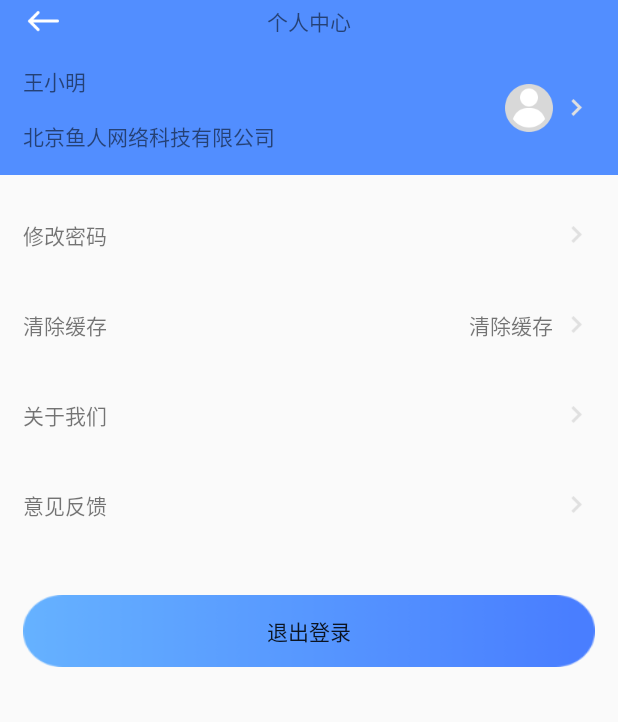
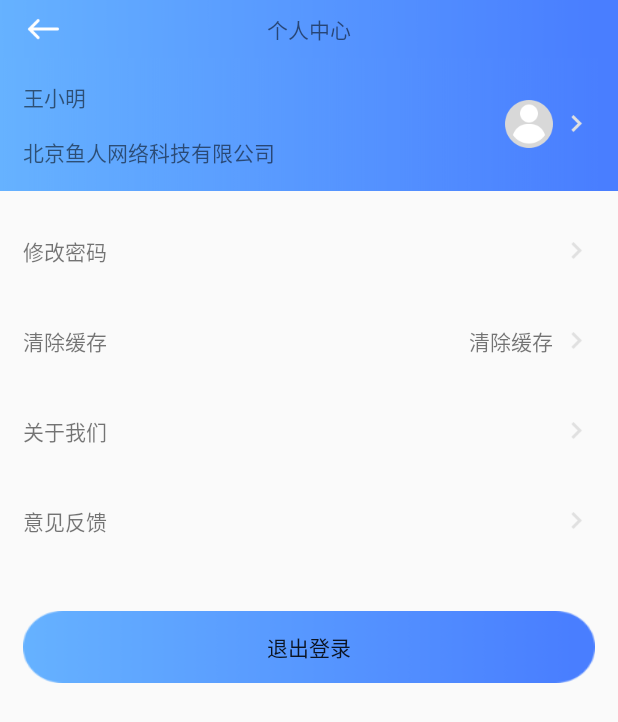
Before and after one commit to eagle913/SDWans, an Android app: the PersonalActivity screen opened directly, with no data from a screen before it, on a phone screen of 412 x 824 dp. Shown: the top 722 px of the screen. Run offline under Robolectric (Android 15) with nearby library versions, the phone set to English and light mode, and no system bars.

Commit message:
modify
修改相关界面

```diff
--- /dev/null
+++ b/app/src/main/java/com/eagle/sdwan/BaseTitleActivity.java
@@ -0,0 +1,26 @@
+package com.eagle.sdwan;
+
+import android.view.View;
+import android.widget.TextView;
+
+public abstract class BaseTitleActivity extends BaseActivity {
+
+    @Override
+    public void setContentView(int layoutResID) {
+        super.setContentView(layoutResID);
+        findViewById(R.id.imgBack).setOnClickListener(new View.OnClickListener() {
+            @Override
+            public void onClick(View view) {
+                onBarLeftClick();
+            }
+        });
+    }
+
+    protected void onBarLeftClick() {
+        finish();
+    }
+
+    protected void setTitle(String title){
+        ((TextView)findViewById(R.id.txtTitle)).setText(title);
+    }
+}
--- a/app/src/main/java/com/eagle/sdwan/EditActivity.java
+++ b/app/src/main/java/com/eagle/sdwan/EditActivity.java
@@ -1,9 +1,8 @@
 package com.eagle.sdwan;
 
-import android.support.v7.app.AppCompatActivity;
 import android.os.Bundle;
 
-public class EditActivity extends AppCompatActivity {
+public class EditActivity extends BaseTitleActivity {
 
     @Override
     protected void onCreate(Bundle savedInstanceState) {
--- a/app/src/main/java/com/eagle/sdwan/LogListActivity.java
+++ b/app/src/main/java/com/eagle/sdwan/LogListActivity.java
@@ -2,7 +2,7 @@ package com.eagle.sdwan;
 
 import android.os.Bundle;
 
-public class LogListActivity extends BaseActivity {
+public class LogListActivity extends BaseTitleActivity {
 
     @Override
     protected void onCreate(Bundle savedInstanceState) {
--- a/app/src/main/java/com/eagle/sdwan/LogReportActivity.java
+++ b/app/src/main/java/com/eagle/sdwan/LogReportActivity.java
@@ -2,7 +2,7 @@ package com.eagle.sdwan;
 
 import android.os.Bundle;
 
-public class LogReportActivity extends BaseActivity {
+public class LogReportActivity extends BaseTitleActivity {
 
     @Override
     protected void onCreate(Bundle savedInstanceState) {
--- a/app/src/main/java/com/eagle/sdwan/PersonalActivity.java
+++ b/app/src/main/java/com/eagle/sdwan/PersonalActivity.java
@@ -1,12 +1,55 @@
 package com.eagle.sdwan;
 
+import android.content.Intent;
 import android.os.Bundle;
+import android.view.View;
+import android.widget.ImageView;
+import android.widget.TextView;
 
-public class PersonalActivity extends BaseActivity {
+public class PersonalActivity extends BaseTitleActivity implements View.OnClickListener{
+
+    private TextView txtCompany;
+    private TextView txtName;
+    private ImageView imgHead;
+    private TextView txtCache;
 
     @Override
     protected void onCreate(Bundle savedInstanceState) {
         super.onCreate(savedInstanceState);
         setContentView(R.layout.activity_personal);
+        setTitle(getString(R.string.personal_text));
+        txtCache = findViewById(R.id.txtCache);
+        txtCompany = findViewById(R.id.txtCompany);
+        txtName = findViewById(R.id.txtName);
+        imgHead = findViewById(R.id.imgHeader);
+        imgHead.setOnClickListener(this);
+        findViewById(R.id.imgEdit).setOnClickListener(this);
+        findViewById(R.id.linPwd).setOnClickListener(this);
+        findViewById(R.id.linClean).setOnClickListener(this);
+        findViewById(R.id.linAbout).setOnClickListener(this);
+        findViewById(R.id.linIdea).setOnClickListener(this);
+        findViewById(R.id.btnExit).setOnClickListener(this);
+    }
+
+    @Override
+    public void onClick(View view) {
+        switch (view.getId()) {
+            case R.id.imgHeader:
+            case R.id.imgEdit:
+                startActivity(new Intent(PersonalActivity.this, EditActivity.class));
+                break;
+            case R.id.linPwd:
+                break;
+            case R.id.linClean:
+                break;
+            case R.id.linAbout:
+                break;
+            case R.id.linIdea:
+                startActivity(new Intent(PersonalActivity.this, LogReportActivity.class));
+                break;
+            case R.id.btnExit:
+                break;
+        }
+
     }
 }
--- a/app/src/main/java/com/eagle/sdwan/SettingActivity.java
+++ b/app/src/main/java/com/eagle/sdwan/SettingActivity.java
@@ -2,7 +2,7 @@ package com.eagle.sdwan;
 
 import android.os.Bundle;
 
-public class SettingActivity extends BaseActivity {
+public class SettingActivity extends BaseTitleActivity {
 
     @Override
     protected void onCreate(Bundle savedInstanceState) {
--- a/app/src/main/java/com/eagle/sdwan/TrafficActivity.java
+++ b/app/src/main/java/com/eagle/sdwan/TrafficActivity.java
@@ -2,7 +2,7 @@ package com.eagle.sdwan;
 
 import android.os.Bundle;
 
-public class TrafficActivity extends BaseActivity {
+public class TrafficActivity extends BaseTitleActivity {
 
     @Override
     protected void onCreate(Bundle savedInstanceState) {
--- a/app/src/main/res/layout/activity_personal.xml
+++ b/app/src/main/res/layout/activity_personal.xml
@@ -6,21 +6,21 @@
     android:orientation="vertical"
     tools:context=".PersonalActivity">
 
-    <include layout="@layout/header_layout"/>
+    <include layout="@layout/header_layout" />
 
     <LinearLayout
-        android:padding="15dp"
-        android:background="@color/sd_bulue"
         android:layout_width="match_parent"
         android:layout_height="wrap_content"
         android:layout_below="@+id/relBar"
+        android:background="@drawable/top_blue"
         android:gravity="center_vertical"
-        android:orientation="horizontal">
+        android:orientation="horizontal"
+        android:padding="15dp">
 
         <LinearLayout
             android:layout_width="wrap_content"
+            android:layout_height="wrap_content"
             android:layout_weight="1"
-            android:layout_height="wrap_content"
             android:orientation="vertical">
 
             <TextView
@@ -30,10 +30,10 @@
                 android:text="王小明" />
 
             <TextView
-                android:layout_marginTop="15dp"
                 android:id="@+id/txtCompany"
                 android:layout_width="wrap_content"
                 android:layout_height="wrap_content"
+                android:layout_marginTop="15dp"
                 android:text="北京鱼人网络科技有限公司" />
 
         </LinearLayout>
@@ -56,9 +56,9 @@
     <LinearLayout
         android:layout_width="match_parent"
         android:layout_height="wrap_content"
-        android:layout_marginTop="10dp"
         android:layout_marginLeft="15dp"
         android:layout_marginRight="15dp"
+        android:layout_marginTop="10dp"
         android:orientation="vertical">
 
         <LinearLayout
@@ -148,13 +148,13 @@
     </LinearLayout>
 
     <Button
-        android:layout_marginLeft="15dp"
-        android:layout_marginRight="15dp"
         android:id="@+id/btnExit"
         android:layout_width="match_parent"
         android:layout_height="wrap_content"
+        android:layout_marginLeft="15dp"
+        android:layout_marginRight="15dp"
+        android:layout_marginTop="30dp"
         android:background="@mipmap/sd_btn_blue"
-        android:layout_marginTop="30dp"
         android:text="@string/personal_exit" />
 
 </LinearLayout>
--- a/app/src/main/res/layout/activity_setting.xml
+++ b/app/src/main/res/layout/activity_setting.xml
@@ -1,14 +1,13 @@
 <?xml version="1.0" encoding="utf-8"?>
 <LinearLayout xmlns:android="http://schemas.android.com/apk/res/android"
-    xmlns:app="http://schemas.android.com/apk/res-auto"
     xmlns:tools="http://schemas.android.com/tools"
     android:layout_width="match_parent"
     android:layout_height="match_parent"
     android:orientation="vertical"
     tools:context=".SettingActivity">
     <include layout="@layout/header_layout" android:id="@+id/inc_header"/>
-    <include layout="@layout/activity_setting_item_layout" android:id="@+id/inc_priip" app:layout_constraintTop_toBottomOf="@id/inc_header"/>
-    <include layout="@layout/activity_setting_item_layout" android:id="@+id/inc_pubip" app:layout_constraintTop_toBottomOf="@id/inc_priip"/>
+    <include layout="@layout/activity_setting_item_layout" android:id="@+id/inc_priip" />
+    <include layout="@layout/activity_setting_item_layout" android:id="@+id/inc_pubip" />
 
    <android.support.v7.widget.RecyclerView android:layout_width="match_parent" android:layout_height="wrap_content" android:id="@+id/listCenter" android:layout_marginTop="10dp"/>
 
--- a/app/src/main/res/layout/header_layout.xml
+++ b/app/src/main/res/layout/header_layout.xml
@@ -1,31 +1,32 @@
 <?xml version="1.0" encoding="utf-8"?>
-    <RelativeLayout xmlns:android="http://schemas.android.com/apk/res/android"
-        android:id="@+id/relTitle"
-        android:layout_width="match_parent"
-        android:layout_height="wrap_content"
-        android:background="@color/sd_bulue">
+<RelativeLayout xmlns:android="http://schemas.android.com/apk/res/android"
+    android:id="@+id/relTitle"
+    android:layout_width="match_parent"
+    android:layout_height="wrap_content"
+    android:fitsSystemWindows="true"
+    android:background="@mipmap/sd_top_bg">
 
-    <FrameLayout android:layout_width="match_parent" android:layout_height="wrap_content" android:fitsSystemWindows="true">
+
         <RelativeLayout
-            android:layout_marginLeft="15dp"
-            android:layout_marginRight="15dp"
             android:id="@+id/relBar"
             android:layout_width="match_parent"
             android:layout_height="wrap_content"
-            >
+            android:layout_marginLeft="10dp"
+            android:layout_marginRight="10dp">
 
             <ImageView
+                android:padding="5dp"
                 android:id="@+id/imgBack"
                 android:layout_width="wrap_content"
                 android:layout_height="wrap_content"
                 android:src="@mipmap/sd_back" />
 
             <TextView
+                android:id="@+id/txtTitle"
                 android:layout_width="wrap_content"
                 android:layout_height="wrap_content"
                 android:layout_centerInParent="true"
                 android:text="@string/personal_text" />
         </RelativeLayout>
 
-    </FrameLayout>
-    </RelativeLayout>
+</RelativeLayout>
```
Also changed, not shown: app/src/main/AndroidManifest.xml (+19 -6 lines), app/src/main/java/com/eagle/sdwan/MainActivity.kt (deleted, +0 -16 lines).
